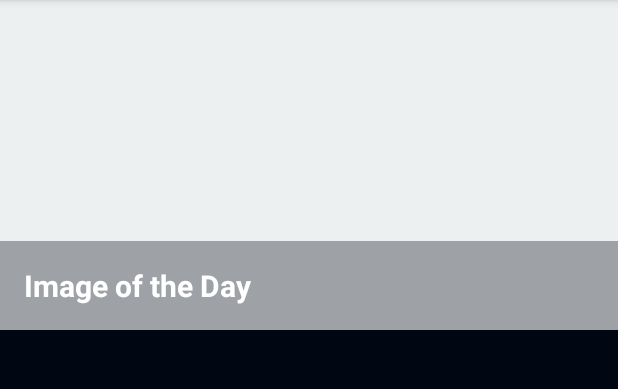
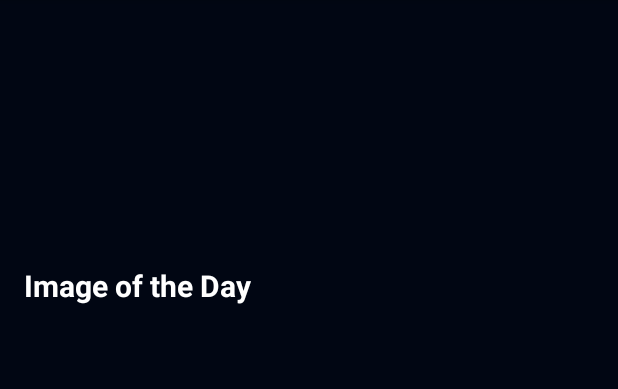
Before and after one commit to andreea-sicaru/nd940-android-kotlin-c2-starter, an Android app: the screen it shows after launch (MainActivity), on a phone screen of 412 x 824 dp, the part 84-473 px from its top. Run offline under Robolectric (Android 15) with nearby library versions, the phone set to English and light mode, and no system bars; our stand-ins replace Room's generated code, data binding; pictures from the network do not load; 6 statements that could not run were skipped.

Commit message:
Address comments without filtering

```diff
--- a/starter/app/src/main/java/com/udacity/asteroidradar/AsteroidsApplication.kt
+++ b/starter/app/src/main/java/com/udacity/asteroidradar/AsteroidsApplication.kt
@@ -38,7 +38,7 @@ class AsteroidsApplication : Application() {
             }.build()
 
         val repeatingRequest =
-            PeriodicWorkRequestBuilder<RefreshDataWorker>(1, TimeUnit.MINUTES)
+            PeriodicWorkRequestBuilder<RefreshDataWorker>(1, TimeUnit.DAYS)
                 .setConstraints(constraints)
                 .build()
 
--- /dev/null
+++ b/starter/app/src/main/java/com/udacity/asteroidradar/DateUtils.kt
@@ -0,0 +1,21 @@
+package com.udacity.asteroidradar
+
+import com.udacity.asteroidradar.Constants.API_QUERY_DATE_FORMAT
+import java.text.SimpleDateFormat
+import java.util.Calendar
+import java.util.Locale
+
+fun getTodaysDate(): String {
+    val calendar = Calendar.getInstance()
+    val currentTime = calendar.time
+    val dateFormat = SimpleDateFormat(API_QUERY_DATE_FORMAT, Locale.getDefault())
+    return dateFormat.format(currentTime)
+}
+
+fun getSevenDaysFromNowDate(): String {
+    val calendar = Calendar.getInstance()
+    calendar.add(Calendar.DAY_OF_YEAR, 7)
+    val currentTime = calendar.time
+    val dateFormat = SimpleDateFormat(API_QUERY_DATE_FORMAT, Locale.getDefault())
+    return dateFormat.format(currentTime)
+}
--- a/starter/app/src/main/java/com/udacity/asteroidradar/main/MainFragment.kt
+++ b/starter/app/src/main/java/com/udacity/asteroidradar/main/MainFragment.kt
@@ -56,5 +56,9 @@ class MainFragment : Fragment() {
 
     override fun onOptionsItemSelected(item: MenuItem): Boolean {
         return true
+//        when (item.itemId) {
+//            R.id.show_week_asteroids -> {}
+//            R.id.
+//        }
     }
 }
--- a/starter/app/src/main/java/com/udacity/asteroidradar/repository/AsteroidsRepository.kt
+++ b/starter/app/src/main/java/com/udacity/asteroidradar/repository/AsteroidsRepository.kt
@@ -10,6 +10,8 @@ import com.udacity.asteroidradar.api.NasaApi
 import com.udacity.asteroidradar.api.parseAsteroidsJsonResult
 import com.udacity.asteroidradar.database.AsteroidsDatabase
 import com.udacity.asteroidradar.database.asDomainModel
+import com.udacity.asteroidradar.getSevenDaysFromNowDate
+import com.udacity.asteroidradar.getTodaysDate
 import com.udacity.asteroidradar.model.Asteroid
 import com.udacity.asteroidradar.model.asDatabaseModel
 import kotlinx.coroutines.Dispatchers
@@ -29,8 +31,11 @@ class AsteroidsRepository(private val context: Context, private val database: As
             val isConnected = activeNetwork?.isConnectedOrConnecting == true
 
             if (isConnected) {
+                val startDate = getTodaysDate()
+                val endDate = getSevenDaysFromNowDate()
+
                 val asteroidsResponse =
-                    NasaApi.service.getAsteroidsAsync("2024-07-30", "2024-08-06").await()
+                    NasaApi.service.getAsteroidsAsync(startDate, endDate).await()
                 val asteroidsList = parseAsteroidsJsonResult(JSONObject(asteroidsResponse))
                 database.asteroidDao.insertAll(*asteroidsList.asDatabaseModel())
             } else {
--- a/starter/app/src/main/res/layout/asteroid_list_item.xml
+++ b/starter/app/src/main/res/layout/asteroid_list_item.xml
@@ -34,7 +34,6 @@
             android:textStyle="bold"
             app:layout_constraintStart_toStartOf="parent"
             app:layout_constraintTop_toTopOf="parent"
-            android:contentDescription="@string/asteroid_name"
             tools:text="Code name" />
 
         <TextView
@@ -48,7 +47,6 @@
             app:layout_constraintBottom_toBottomOf="parent"
             app:layout_constraintStart_toStartOf="@+id/titleTextView"
             app:layout_constraintTop_toBottomOf="@id/titleTextView"
-            android:contentDescription="@string/astroid_approach_date"
             tools:text="Date" />
 
         <ImageView
@@ -59,7 +57,6 @@
             app:layout_constraintBottom_toBottomOf="parent"
             app:layout_constraintEnd_toEndOf="parent"
             app:layout_constraintTop_toTopOf="parent"
-            app:statusIcon="@{asteroid.potentiallyHazardous}"
-            android:contentDescription="@string/asteroid_hazardous_status_icon"/>
+            app:statusIcon="@{asteroid.potentiallyHazardous}" />
     </androidx.constraintlayout.widget.ConstraintLayout>
 </layout>
--- a/starter/app/src/main/res/layout/fragment_detail.xml
+++ b/starter/app/src/main/res/layout/fragment_detail.xml
@@ -93,6 +93,7 @@
                         android:id="@+id/help_button"
                         android:layout_width="wrap_content"
                         android:layout_height="wrap_content"
+                        android:contentDescription="@string/help_button_icon"
                         android:padding="16dp"
                         app:srcCompat="@drawable/ic_help_circle" />
 
--- a/starter/app/src/main/res/layout/fragment_main.xml
+++ b/starter/app/src/main/res/layout/fragment_main.xml
@@ -29,10 +29,8 @@
                 android:layout_width="match_parent"
                 android:layout_height="match_parent"
                 android:adjustViewBounds="true"
-                android:contentDescription="@{viewModel.pictureOfTheDay != null ? viewModel.pictureOfTheDay.title : @string/this_is_nasa_s_picture_of_day_showing_nothing_yet}"
                 android:scaleType="centerCrop"
-                app:imageUrl="@{viewModel.pictureOfTheDay != null ? viewModel.pictureOfTheDay.url : ``}"
-                />
+                app:imageUrl="@{viewModel.pictureOfTheDay}" />
 
             <TextView
                 android:id="@+id/textView"
@@ -58,8 +56,8 @@
             app:layout_constraintStart_toStartOf="parent"
             app:layout_constraintTop_toBottomOf="@+id/activity_main_image_of_the_day_layout"
             app:layout_constraintVertical_bias="0.0"
-            tools:listitem="@layout/asteroid_list_item"
-            app:listData="@{viewModel.asteroids}" />
+            app:listData="@{viewModel.asteroids}"
+            tools:listitem="@layout/asteroid_list_item" />
 
         <ProgressBar
             android:id="@+id/status_loading_wheel"
--- a/starter/app/src/main/res/menu/main_overflow_menu.xml
+++ b/starter/app/src/main/res/menu/main_overflow_menu.xml
@@ -2,12 +2,12 @@
 
 <menu xmlns:android="http://schemas.android.com/apk/res/android">
     <item
-        android:id="@+id/show_all_menu"
+        android:id="@+id/show_week_asteroids"
         android:title="@string/next_week_asteroids" />
     <item
-        android:id="@+id/show_rent_menu"
+        android:id="@+id/show_today_asteroids"
         android:title="@string/today_asteroids" />
     <item
-        android:id="@+id/show_buy_menu"
+        android:id="@+id/show_saved_asteroids"
         android:title="@string/saved_asteroids" />
 </menu>
--- a/starter/app/src/main/res/values/strings.xml
+++ b/starter/app/src/main/res/values/strings.xml
@@ -19,7 +19,5 @@
     <string name="not_hazardous_asteroid_image">Not hazardous asteroid image</string>
     <string name="this_is_nasa_s_picture_of_day_showing_nothing_yet">This is NASA\'s picture of day, showing nothing yet</string>
     <string name="nasa_picture_of_day_content_description_format">NASA\'s picture of day: %s</string>
-    <string name="asteroid_name">Asteroid name</string>
-    <string name="astroid_approach_date">Asteroid approach date</string>
-    <string name="asteroid_hazardous_status_icon">Asteroid hazardous status icon</string>
+    <string name="help_button_icon">Help button icon</string>
 </resources>
```
Also changed, not shown: starter/app/src/main/java/com/udacity/asteroidradar/BindingAdapters.kt (+21 -4 lines).
